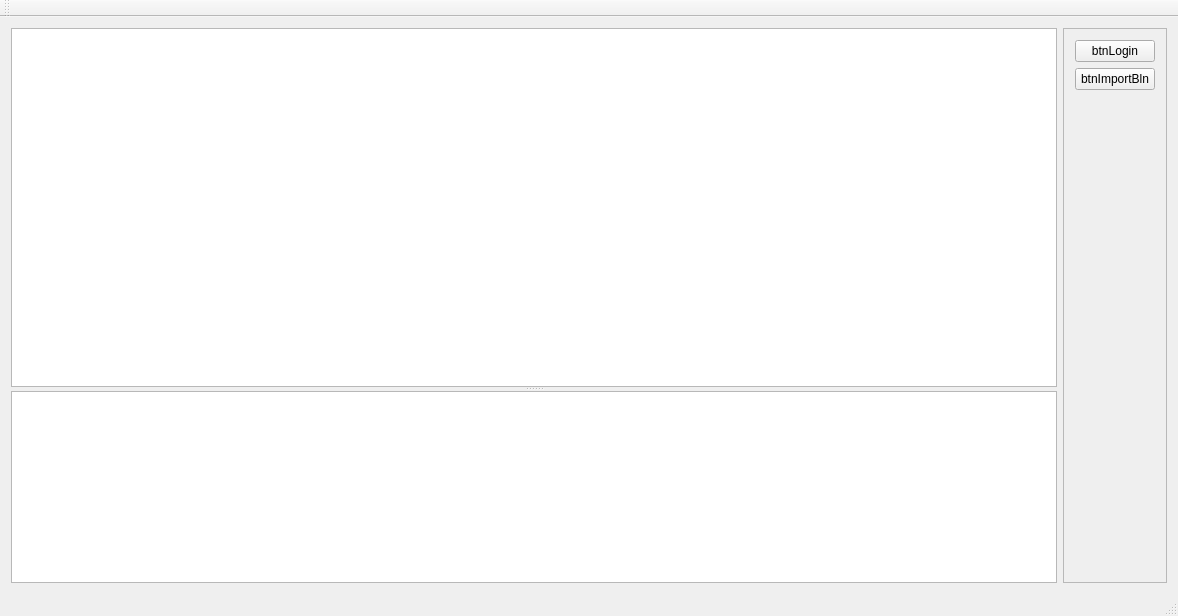
Before: the Qt Designer form Source/Vergleichsprogramm/MainForm.ui in adeccscholar/Vergleich_Tiers, drawn with Qt 5.
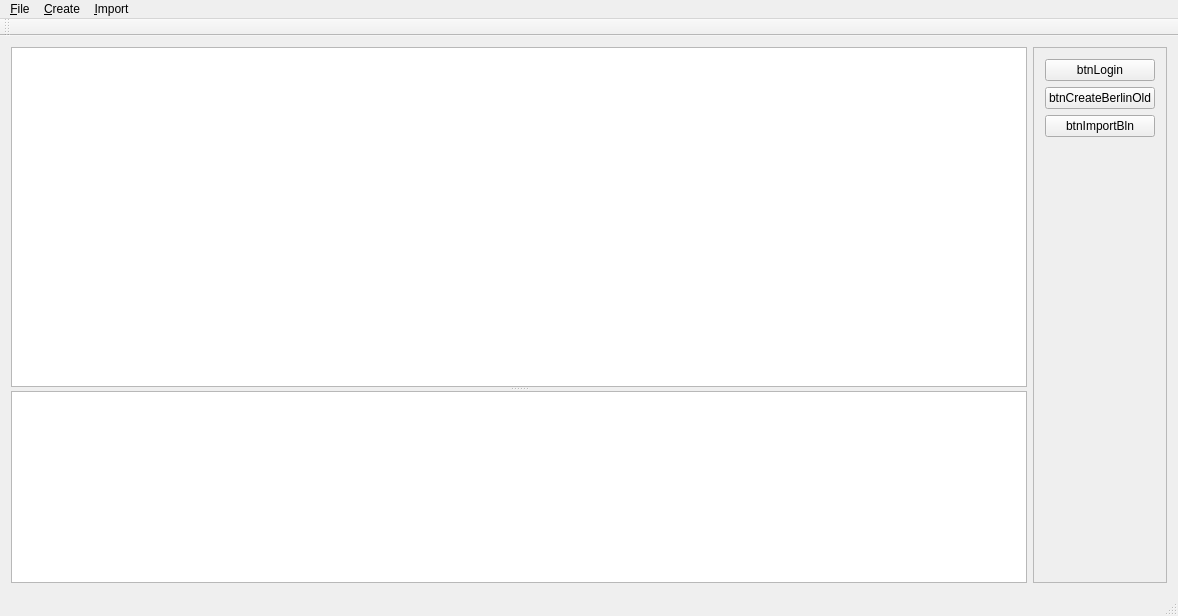
After: the same form once the commit is applied. Icons and pictures are not drawn.

What changed in the file:
```diff
--- a/Source/Vergleichsprogramm/MainForm.ui
+++ b/Source/Vergleichsprogramm/MainForm.ui
@@ -69,6 +69,13 @@
          </property>
         </widget>
        </item>
+       <item>
+        <widget class="QPushButton" name="btnCreateBerlinOld">
+         <property name="text">
+          <string>btnCreateBerlinOld</string>
+         </property>
+        </widget>
+       </item>
        <item>
         <widget class="QPushButton" name="btnImportBln">
          <property name="text">
@@ -103,6 +110,40 @@
      <height>22</height>
     </rect>
    </property>
+   <widget class="QMenu" name="menu_File">
+    <property name="title">
+     <string>&amp;File</string>
+    </property>
+    <addaction name="actLoginDatabase"/>
+    <addaction name="actExit"/>
+   </widget>
+   <widget class="QMenu" name="menu_Create">
+    <property name="title">
+     <string>&amp;Create</string>
+    </property>
+    <widget class="QMenu" name="menu_Berlin">
+     <property name="title">
+      <string>&amp;Berlin</string>
+     </property>
+     <addaction name="actCreateBlnOld"/>
+    </widget>
+    <addaction name="menu_Berlin"/>
+   </widget>
+   <widget class="QMenu" name="menu_Import">
+    <property name="title">
+     <string>&amp;Import</string>
+    </property>
+    <widget class="QMenu" name="menu_Berlin_2">
+     <property name="title">
+      <string>&amp;Berlin</string>
+     </property>
+     <addaction name="actImportBlnOld"/>
+    </widget>
+    <addaction name="menu_Berlin_2"/>
+   </widget>
+   <addaction name="menu_File"/>
+   <addaction name="menu_Create"/>
+   <addaction name="menu_Import"/>
   </widget>
   <widget class="QToolBar" name="mainToolBar">
    <attribute name="toolBarArea">
```
Left out of the diff: 24 changed lines with no effect on the pictures.
